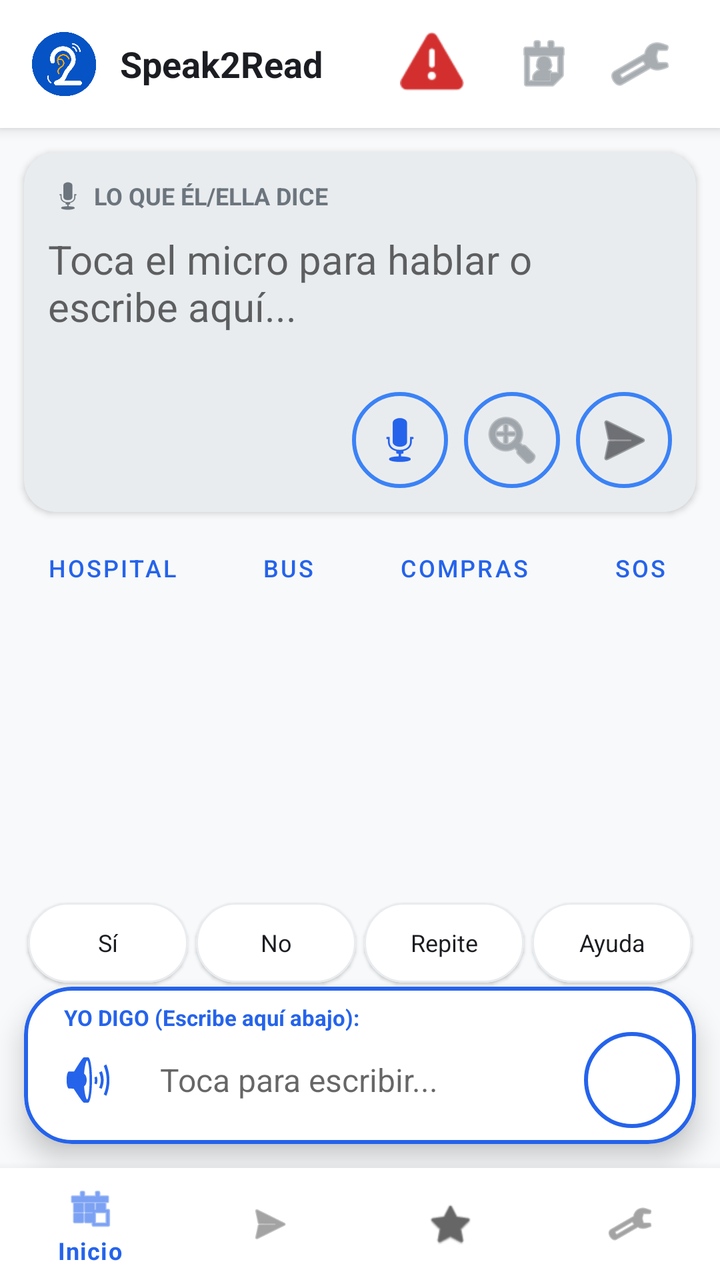
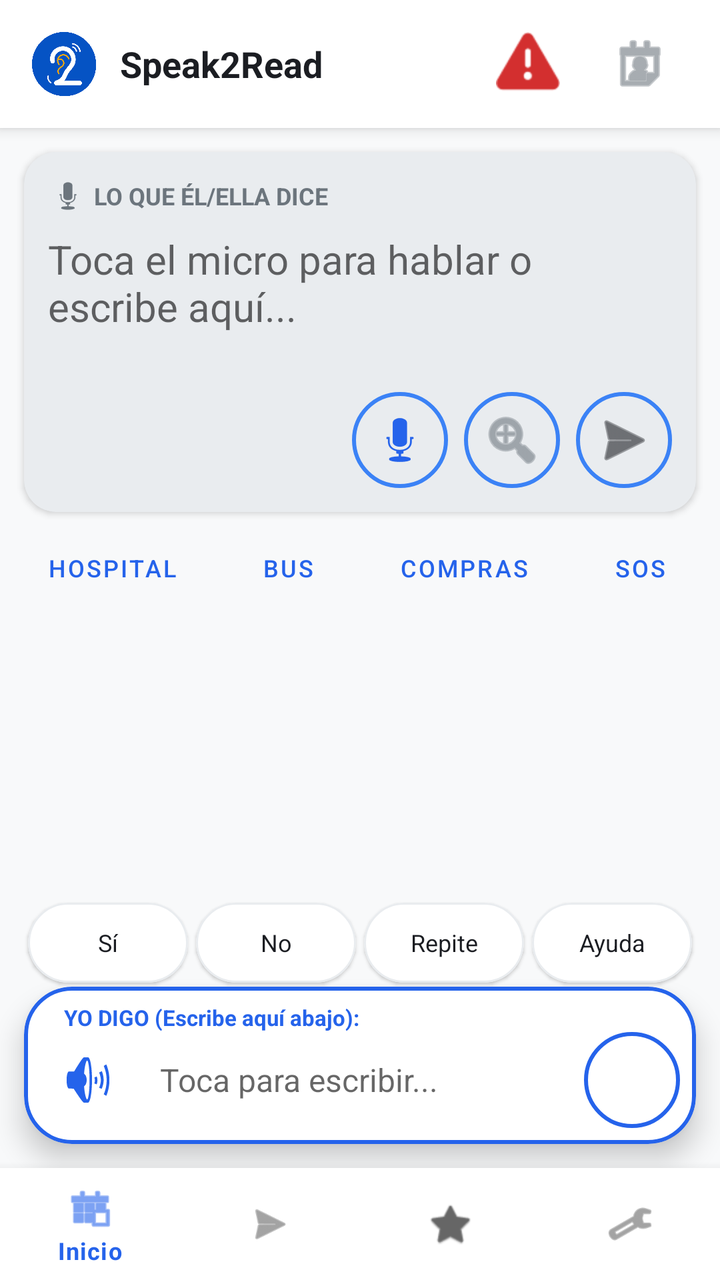

The first picture is an Android layout as it rendered before a commit; the second is the same layout after the commit. The layout source and the unified diff follow.
<!-- AndroidManifest.xml: activity theme Theme.Speak2Read -->
<!-- res/layout/activity_home.xml -->
<?xml version="1.0" encoding="utf-8"?>
<androidx.constraintlayout.widget.ConstraintLayout xmlns:android="http://schemas.android.com/apk/res/android"
    xmlns:app="http://schemas.android.com/apk/res-auto"
    android:layout_width="match_parent"
    android:layout_height="match_parent"
    android:background="@color/s2r_background">

    
    <com.google.android.material.card.MaterialCardView
        android:id="@+id/sosHeader"
        android:layout_width="match_parent"
        android:layout_height="64dp"
        app:cardElevation="4dp"
        app:cardCornerRadius="0dp"
        app:layout_constraintTop_toTopOf="parent"
        app:cardBackgroundColor="@color/s2r_surface">

        <LinearLayout
            android:layout_width="match_parent"
            android:layout_height="match_parent"
            android:orientation="horizontal"
            android:gravity="center_vertical"
            android:paddingHorizontal="16dp">

            <ImageView
                android:layout_width="32dp"
                android:layout_height="32dp"
                android:src="@drawable/logo_final_v5"
                android:contentDescription="Logo" />

            <TextView
                android:layout_width="0dp"
                android:layout_height="wrap_content"
                android:layout_weight="1"
                android:layout_marginStart="12dp"
                android:text="Speak2Read"
                android:textStyle="bold"
                android:textSize="18sp"
                android:textColor="@color/s2r_text_primary" />

            <ImageButton
                android:id="@+id/btnSosHeader"
                android:layout_width="48dp"
                android:layout_height="48dp"
                android:background="?attr/selectableItemBackgroundBorderless"
                android:src="@android:drawable/ic_dialog_alert"
                app:tint="@color/s2r_alert"
                android:contentDescription="Botón de pánico" />

            <ImageButton
                android:id="@+id/btnSelectContact"
                android:layout_width="48dp"
                android:layout_height="48dp"
                android:background="?attr/selectableItemBackgroundBorderless"
                android:src="@android:drawable/ic_menu_my_calendar"
                app:tint="@color/s2r_text_secondary"
                android:layout_marginStart="8dp"
                android:contentDescription="Contactos" />

            <ImageButton
                android:id="@+id/btnSettings"
                android:layout_width="48dp"
                android:layout_height="48dp"
                android:background="?attr/selectableItemBackgroundBorderless"
                android:src="@android:drawable/ic_menu_preferences"
                app:tint="@color/s2r_text_secondary"
                android:contentDescription="Ajustes" />
        </LinearLayout>
    </com.google.android.material.card.MaterialCardView>

    
    <com.google.android.material.card.MaterialCardView
        android:id="@+id/cardTranscription"
        android:layout_width="match_parent"
        android:layout_height="180dp"
        android:layout_margin="12dp"
        app:cardCornerRadius="16dp"
        app:cardElevation="2dp"
        app:cardBackgroundColor="@color/s2r_bubble_interlocutor"
        app:layout_constraintTop_toBottomOf="@id/sosHeader">

        <LinearLayout
            android:layout_width="match_parent"
            android:layout_height="match_parent"
            android:orientation="vertical"
            android:padding="12dp">

            <LinearLayout
                android:layout_width="match_parent"
                android:layout_height="wrap_content"
                android:orientation="horizontal"
                android:gravity="center_vertical"
                android:layout_marginBottom="8dp">
                <ImageView
                    android:layout_width="20dp"
                    android:layout_height="20dp"
                    android:src="@android:drawable/ic_btn_speak_now"
                    app:tint="@color/s2r_text_secondary"
                    android:contentDescription="Escuchando" />
                <TextView
                    android:layout_width="wrap_content"
                    android:layout_height="wrap_content"
                    android:text=" LO QUE ÉL/ELLA DICE"
                    android:textAllCaps="true"
                    android:textSize="12sp"
                    android:textStyle="bold"
                    android:textColor="@color/s2r_text_secondary" />
            </LinearLayout>

            <EditText
                android:id="@+id/etTranscription"
                android:layout_width="match_parent"
                android:layout_height="0dp"
                android:layout_weight="1"
                android:background="@null"
                android:gravity="top"
                android:hint="Toca el micro para hablar o escribe aquí..."
                android:textColor="@color/s2r_text_primary"
                android:textSize="20sp"
                android:focusable="true"
                android:enabled="true"
                android:inputType="textMultiLine"
                android:autofillHints="" />

            <LinearLayout
                android:layout_width="match_parent"
                android:layout_height="wrap_content"
                android:gravity="end"
                android:orientation="horizontal">

                <ImageButton
                    android:id="@+id/btnMicTranscription"
                    android:layout_width="48dp"
                    android:layout_height="48dp"
                    android:background="@drawable/bg_quick_reply_card"
                    android:src="@android:drawable/ic_btn_speak_now"
                    app:tint="@color/s2r_bubble_usuario"
                    android:contentDescription="Micrófono" />

                <ImageButton
                    android:id="@+id/btnFullscreenTranscription"
                    android:layout_width="48dp"
                    android:layout_height="48dp"
                    android:layout_marginStart="8dp"
                    android:background="@drawable/bg_quick_reply_card"
                    android:src="@android:drawable/ic_menu_zoom"
                    app:tint="@color/s2r_text_secondary"
                    android:contentDescription="Pantalla completa" />

                <ImageButton
                    android:id="@+id/btnSendTranscription"
                    android:layout_width="48dp"
                    android:layout_height="48dp"
                    android:layout_marginStart="8dp"
                    android:background="@drawable/bg_quick_reply_card"
                    android:src="@android:drawable/ic_menu_send"
                    app:tint="@color/s2r_text_primary"
                    android:contentDescription="Enviar" />
            </LinearLayout>
        </LinearLayout>
    </com.google.android.material.card.MaterialCardView>

    
    <HorizontalScrollView
        android:id="@+id/scrollContext"
        android:layout_width="match_parent"
        android:layout_height="wrap_content"
        android:scrollbars="none"
        android:layout_marginHorizontal="12dp"
        app:layout_constraintTop_toBottomOf="@id/cardTranscription">
        <LinearLayout
            android:layout_width="wrap_content"
            android:layout_height="wrap_content"
            android:orientation="horizontal"
            android:paddingVertical="4dp">
            <Button android:id="@+id/btnHospital" style="@style/Widget.MaterialComponents.Button.TextButton" android:layout_width="wrap_content" android:layout_height="wrap_content" android:text="Hospital" android:textSize="12sp" />
            <Button android:id="@+id/btnTransporte" style="@style/Widget.MaterialComponents.Button.TextButton" android:layout_width="wrap_content" android:layout_height="wrap_content" android:text="Bus" android:textSize="12sp" />
            <Button android:id="@+id/btnCompras" style="@style/Widget.MaterialComponents.Button.TextButton" android:layout_width="wrap_content" android:layout_height="wrap_content" android:text="Compras" android:textSize="12sp" />
            <Button android:id="@+id/btnEmergencia" style="@style/Widget.MaterialComponents.Button.TextButton" android:layout_width="wrap_content" android:layout_height="wrap_content" android:text="SOS" android:textSize="12sp" />
            <Button android:id="@+id/btnPersonalizado" style="@style/Widget.MaterialComponents.Button.TextButton" android:layout_width="wrap_content" android:layout_height="wrap_content" android:text="Mío" android:textSize="12sp" />
        </LinearLayout>
    </HorizontalScrollView>

    
    <androidx.recyclerview.widget.RecyclerView
        android:id="@+id/recyclerChat"
        android:layout_width="match_parent"
        android:layout_height="0dp"
        android:padding="8dp"
        android:clipToPadding="false"
        app:layout_constraintTop_toBottomOf="@id/scrollContext"
        app:layout_constraintBottom_toTopOf="@id/quickRepliesLayout" />

    
    <LinearLayout
        android:id="@+id/quickRepliesLayout"
        android:layout_width="match_parent"
        android:layout_height="wrap_content"
        android:orientation="horizontal"
        android:gravity="center"
        android:paddingHorizontal="12dp"
        app:layout_constraintBottom_toTopOf="@id/cardInput">

        <com.google.android.material.card.MaterialCardView
            android:id="@+id/qr_si"
            android:layout_width="0dp"
            android:layout_height="40dp"
            android:layout_weight="1"
            android:layout_margin="2dp"
            app:cardCornerRadius="20dp"
            app:cardBackgroundColor="@color/s2r_surface"
            app:strokeWidth="1dp"
            app:strokeColor="@color/s2r_bubble_interlocutor">
            <TextView android:id="@+id/tvQr1" android:layout_width="match_parent" android:layout_height="match_parent" android:gravity="center" android:text="Sí" android:textSize="12sp" android:textColor="@color/s2r_text_primary" />
        </com.google.android.material.card.MaterialCardView>

        <com.google.android.material.card.MaterialCardView
            android:id="@+id/qr_no"
            android:layout_width="0dp"
            android:layout_height="40dp"
            android:layout_weight="1"
            android:layout_margin="2dp"
            app:cardCornerRadius="20dp"
            app:cardBackgroundColor="@color/s2r_surface"
            app:strokeWidth="1dp"
            app:strokeColor="@color/s2r_bubble_interlocutor">
            <TextView android:id="@+id/tvQr2" android:layout_width="match_parent" android:layout_height="match_parent" android:gravity="center" android:text="No" android:textSize="12sp" android:textColor="@color/s2r_text_primary" />
        </com.google.android.material.card.MaterialCardView>

        <com.google.android.material.card.MaterialCardView
            android:id="@+id/qr_repite"
            android:layout_width="0dp"
            android:layout_height="40dp"
            android:layout_weight="1"
            android:layout_margin="2dp"
            app:cardCornerRadius="20dp"
            app:cardBackgroundColor="@color/s2r_surface"
            app:strokeWidth="1dp"
            app:strokeColor="@color/s2r_bubble_interlocutor">
            <TextView android:id="@+id/tvQr3" android:layout_width="match_parent" android:layout_height="match_parent" android:gravity="center" android:text="Repite" android:textSize="12sp" android:textColor="@color/s2r_text_primary" />
        </com.google.android.material.card.MaterialCardView>

        <com.google.android.material.card.MaterialCardView
            android:id="@+id/qr_ayuda"
            android:layout_width="0dp"
            android:layout_height="40dp"
            android:layout_weight="1"
            android:layout_margin="2dp"
            app:cardCornerRadius="20dp"
            app:cardBackgroundColor="@color/s2r_surface"
            app:strokeWidth="1dp"
            app:strokeColor="@color/s2r_bubble_interlocutor">
            <TextView android:id="@+id/tvQr4" android:layout_width="match_parent" android:layout_height="match_parent" android:gravity="center" android:text="Ayuda" android:textSize="12sp" android:textColor="@color/s2r_text_primary" />
        </com.google.android.material.card.MaterialCardView>
    </LinearLayout>

    
    <com.google.android.material.card.MaterialCardView
        android:id="@+id/cardInput"
        android:layout_width="match_parent"
        android:layout_height="wrap_content"
        android:layout_margin="12dp"
        app:cardCornerRadius="24dp"
        app:cardElevation="8dp"
        app:strokeWidth="2dp"
        app:strokeColor="@color/s2r_bubble_usuario"
        app:layout_constraintBottom_toTopOf="@id/bottom_navigation">

        <LinearLayout
            android:layout_width="match_parent"
            android:layout_height="wrap_content"
            android:orientation="vertical"
            android:padding="8dp">

            <TextView
                android:layout_width="wrap_content"
                android:layout_height="wrap_content"
                android:layout_marginStart="12dp"
                android:text="YO DIGO (Escribe aquí abajo):"
                android:textSize="11sp"
                android:textStyle="bold"
                android:textColor="@color/s2r_bubble_usuario" />

            <LinearLayout
                android:layout_width="match_parent"
                android:layout_height="wrap_content"
                android:orientation="horizontal"
                android:gravity="center_vertical">

                <ImageButton
                    android:id="@+id/btnSpeaker"
                    android:layout_width="48dp"
                    android:layout_height="48dp"
                    android:background="?attr/selectableItemBackgroundBorderless"
                    android:src="@android:drawable/ic_lock_silent_mode_off"
                    app:tint="@color/s2r_bubble_usuario"
                    android:contentDescription="Hablar" />

                <EditText
                    android:id="@+id/etMessage"
                    android:layout_width="0dp"
                    android:layout_height="wrap_content"
                    android:layout_weight="1"
                    android:background="@null"
                    android:hint="Toca para escribir..."
                    android:padding="12dp"
                    android:textColor="@color/s2r_text_primary"
                    android:textSize="16sp"
                    android:inputType="textShortMessage"
                    android:autofillHints="" />

                <ImageButton
                    android:id="@+id/btnSendMessage"
                    android:layout_width="48dp"
                    android:layout_height="48dp"
                    android:background="@drawable/bg_quick_reply_card"
                    android:backgroundTint="@color/s2r_bubble_usuario"
                    android:src="@android:drawable/ic_menu_send"
                    app:tint="@color/white"
                    android:contentDescription="Enviar" />
            </LinearLayout>
        </LinearLayout>
    </com.google.android.material.card.MaterialCardView>

    <com.google.android.material.bottomnavigation.BottomNavigationView
        android:id="@+id/bottom_navigation"
        android:layout_width="match_parent"
        android:layout_height="wrap_content"
        app:layout_constraintBottom_toBottomOf="parent"
        app:menu="@menu/bottom_nav_menu"
        android:background="@color/s2r_surface" />

    
    <FrameLayout
        android:id="@+id/emergencyOverlay"
        android:layout_width="match_parent"
        android:layout_height="match_parent"
        android:background="#E6D32F2F"
        android:visibility="gone"
        android:clickable="true"
        android:focusable="true">
        <LinearLayout
            android:layout_width="match_parent"
            android:layout_height="match_parent"
            android:gravity="center"
            android:orientation="vertical">
            <ImageView
                android:id="@+id/imgWarning"
                android:layout_width="120dp"
                android:layout_height="120dp"
                android:src="@android:drawable/ic_dialog_alert"
                app:tint="@color/white"
                android:contentDescription="Alerta" />
            <TextView
                android:id="@+id/tvEmergencyTitle"
                android:layout_width="wrap_content"
                android:layout_height="wrap_content"
                android:text="¡ALERTA!"
                android:textColor="@color/white"
                android:textSize="40sp"
                android:textStyle="bold" />
            <TextView
                android:id="@+id/tvEmergencyType"
                android:layout_width="wrap_content"
                android:layout_height="wrap_content"
                android:text="Sonido de Peligro"
                android:textColor="@color/white"
                android:textSize="24sp"
                android:gravity="center"
                android:layout_marginTop="8dp" />
            <Button
                android:id="@+id/btnAcknowledge"
                android:layout_width="wrap_content"
                android:layout_height="wrap_content"
                android:layout_marginTop="40dp"
                android:paddingHorizontal="32dp"
                android:backgroundTint="@color/white"
                android:text="ENTENDIDO"
                android:textColor="@color/s2r_alert" />
        </LinearLayout>
    </FrameLayout>

</androidx.constraintlayout.widget.ConstraintLayout>
<!-- resources referenced by this layout -->
<resources>
  <color name="s2r_alert">#D32F2F</color>
  <color name="s2r_background">#F8F9FA</color>
  <color name="s2r_bubble_interlocutor">#E9ECEF</color>
  <color name="s2r_bubble_usuario">#2563EB</color>
  <color name="s2r_surface">#FFFFFF</color>
  <color name="s2r_text_primary">#1B1D22</color>
  <color name="s2r_text_secondary">#6C757D</color>
  <color name="white">#FFFFFFFF</color>
  <!-- drawable bg_quick_reply_card (drawable) -->
  <?xml version="1.0" encoding="utf-8"?>
  <shape xmlns:android="http://schemas.android.com/apk/res/android">
      <solid android:color="@android:color/transparent"/>
      <corners android:radius="24dp"/>
      <stroke
          android:width="2dp"
          android:color="@color/s2r_accent"/>
  </shape>
  <!-- drawable logo_final_v5: png bitmap (drawable, 19149 bytes) -->
  <style name="Theme.Speak2Read" parent="Theme.MaterialComponents.DayNight.NoActionBar">
          <item name="colorPrimary">@color/s2r_bubble_usuario</item>
          <item name="colorPrimaryVariant">@color/s2r_bubble_usuario</item>
          <item name="colorOnPrimary">@color/white</item>
          <item name="android:windowBackground">@color/s2r_background</item>
          <item name="android:colorBackground">@color/s2r_background</item>
          <item name="android:textColorPrimary">@color/s2r_text_primary</item>
          <item name="android:textColor">@color/s2r_text_primary</item>
      </style>
  <color name="s2r_accent">#3B82F6</color>
</resources>

<!-- the commit's change to res/layout/activity_home.xml (unified diff, before → after) -->
@@ -56,15 +56,6 @@
                 app:tint="@color/s2r_text_secondary"
                 android:layout_marginStart="8dp"
                 android:contentDescription="Contactos" />
-
-            <ImageButton
-                android:id="@+id/btnSettings"
-                android:layout_width="48dp"
-                android:layout_height="48dp"
-                android:background="?attr/selectableItemBackgroundBorderless"
-                android:src="@android:drawable/ic_menu_preferences"
-                app:tint="@color/s2r_text_secondary"
-                android:contentDescription="Ajustes" />
         </LinearLayout>
     </com.google.android.material.card.MaterialCardView>
 
